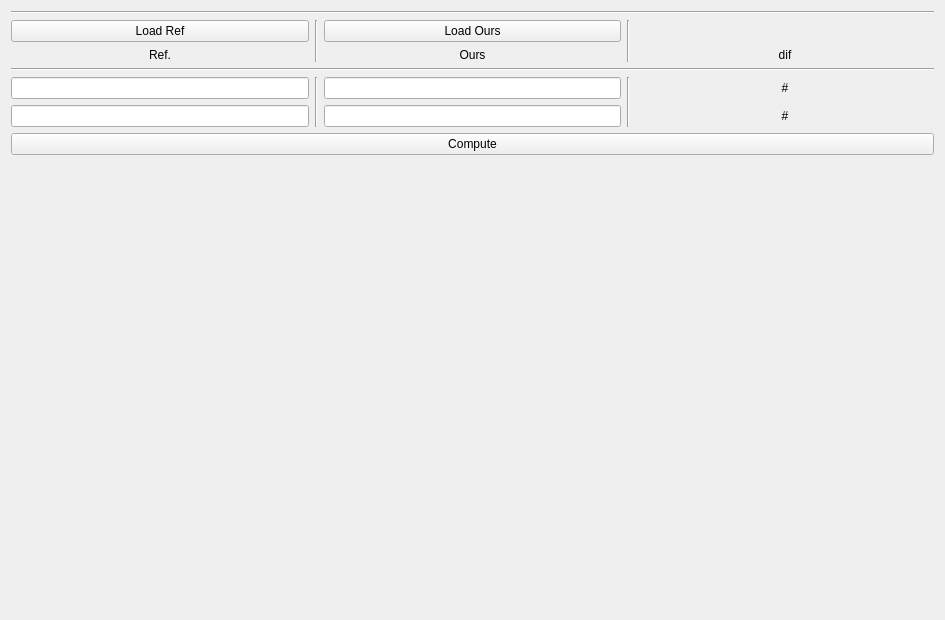
Above: QUL/AEsimulator/verifyColorChecker/UI.ui from YuTing-Fang1999/FIH-tool before the change. Below: the same form after it.
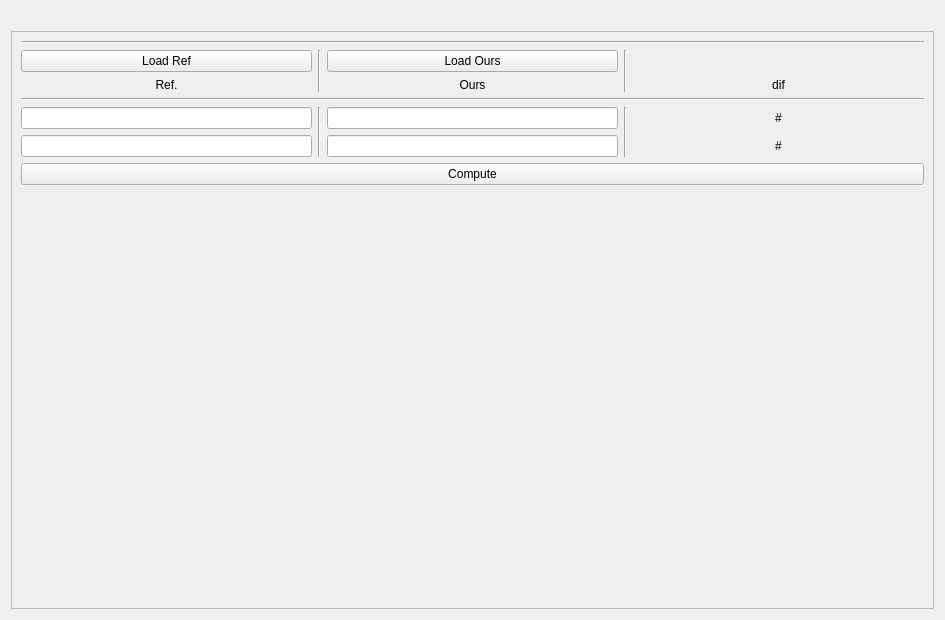
That is the form after the change.

```diff
--- a/QUL/AEsimulator/verifyColorChecker/UI.ui
+++ b/QUL/AEsimulator/verifyColorChecker/UI.ui
@@ -18,8 +18,27 @@
   </property>
   <layout class="QVBoxLayout" name="verticalLayout">
    <item>
-    <layout class="QHBoxLayout" name="horizontalLayout"/>
+    <widget class="QLabel" name="label_info">
+     <property name="text">
+      <string/>
+     </property>
+    </widget>
    </item>
+   <item>
+    <widget class="QScrollArea" name="scrollArea">
+     <property name="widgetResizable">
+      <bool>true</bool>
+     </property>
+     <widget class="QWidget" name="scrollAreaWidgetContents">
+      <property name="geometry">
+       <rect>
+        <x>0</x>
+        <y>0</y>
+        <width>921</width>
+        <height>571</height>
+       </rect>
+      </property>
+      <layout class="QVBoxLayout" name="verticalLayout_2">
    <item>
     <layout class="QGridLayout" name="gridLayout_2" columnstretch="0,0,0,0,0,0">
      <property name="leftMargin">
@@ -236,13 +255,6 @@
      </property>
     </widget>
    </item>
-   <item>
-    <widget class="QLabel" name="label_info">
-     <property name="text">
-      <string/>
-     </property>
-    </widget>
-   </item>
    <item>
     <spacer name="verticalSpacer">
      <property name="orientation">
@@ -255,6 +267,10 @@
       </size>
      </property>
     </spacer>
+       </item>
+      </layout>
+     </widget>
+    </widget>
    </item>
   </layout>
  </widget>
```
Lines whose indentation alone changed are shown as unchanged.
